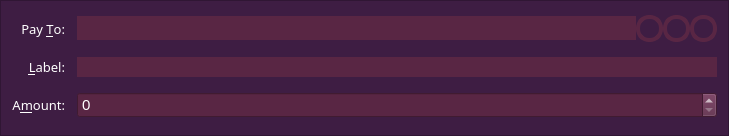
First picture: the form in src/qt/forms/sendcoinsentry.ui, repository talkcoin/talkcoin-wallet, before the edit.
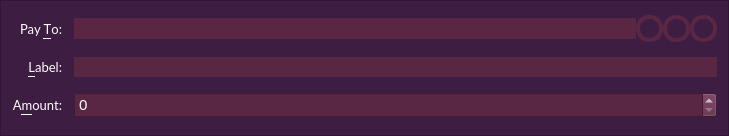
Second picture: the form after the edit. Icons and pictures are not drawn. Custom widgets are drawn as their Qt base class.

The edit to the form file:
```diff
--- a/src/qt/forms/sendcoinsentry.ui
+++ b/src/qt/forms/sendcoinsentry.ui
@@ -12,7 +12,7 @@
   </property>
   <property name="font">
    <font>
-    <family>Gill Sans MT</family>
+    <family>Lato</family>
     <pointsize>10</pointsize>
    </font>
   </property>
@@ -37,7 +37,7 @@
     <widget class="QLabel" name="label">
      <property name="font">
       <font>
-       <family>Gill Sans MT</family>
+       <family>Lato</family>
        <pointsize>10</pointsize>
       </font>
      </property>
@@ -56,7 +56,7 @@
     <widget class="QLabel" name="label_2">
      <property name="font">
       <font>
-       <family>Gill Sans MT</family>
+       <family>Lato</family>
        <pointsize>10</pointsize>
       </font>
      </property>
@@ -87,7 +87,7 @@
     <widget class="QLabel" name="label_4">
      <property name="font">
       <font>
-       <family>Gill Sans MT</family>
+       <family>Lato</family>
        <pointsize>10</pointsize>
       </font>
      </property>
@@ -111,7 +111,7 @@
       <widget class="QValidatedLineEdit" name="payTo">
        <property name="font">
         <font>
-         <family>Gill Sans MT</family>
+         <family>Lato</family>
          <pointsize>11</pointsize>
          <stylestrategy>PreferAntialias</stylestrategy>
          <kerning>true</kerning>
```
Left out of the diff: 16 changed lines with no effect on the pictures.
